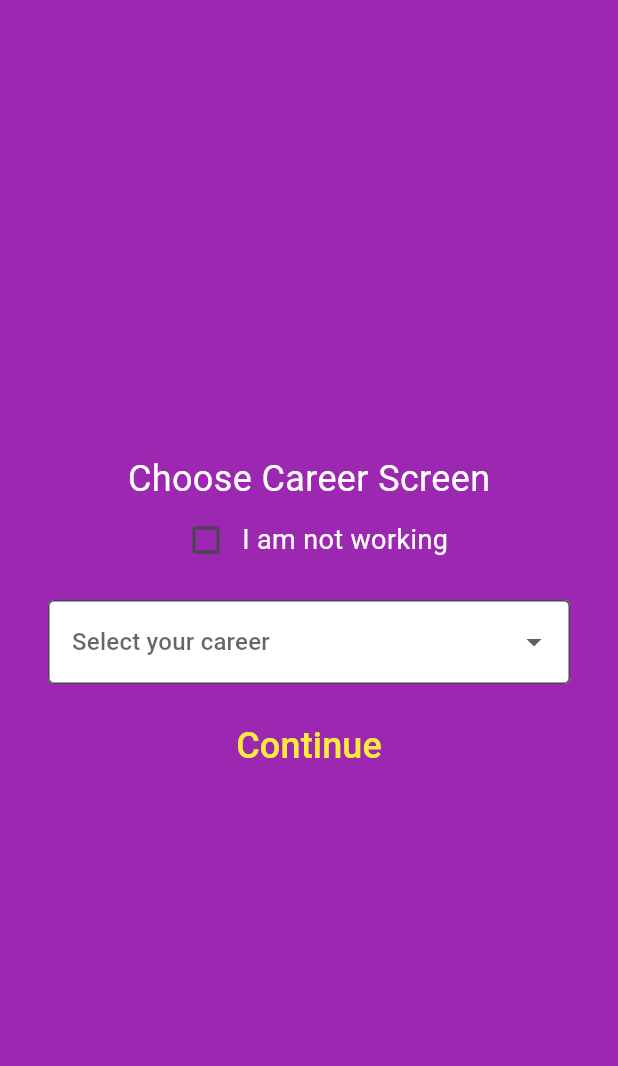
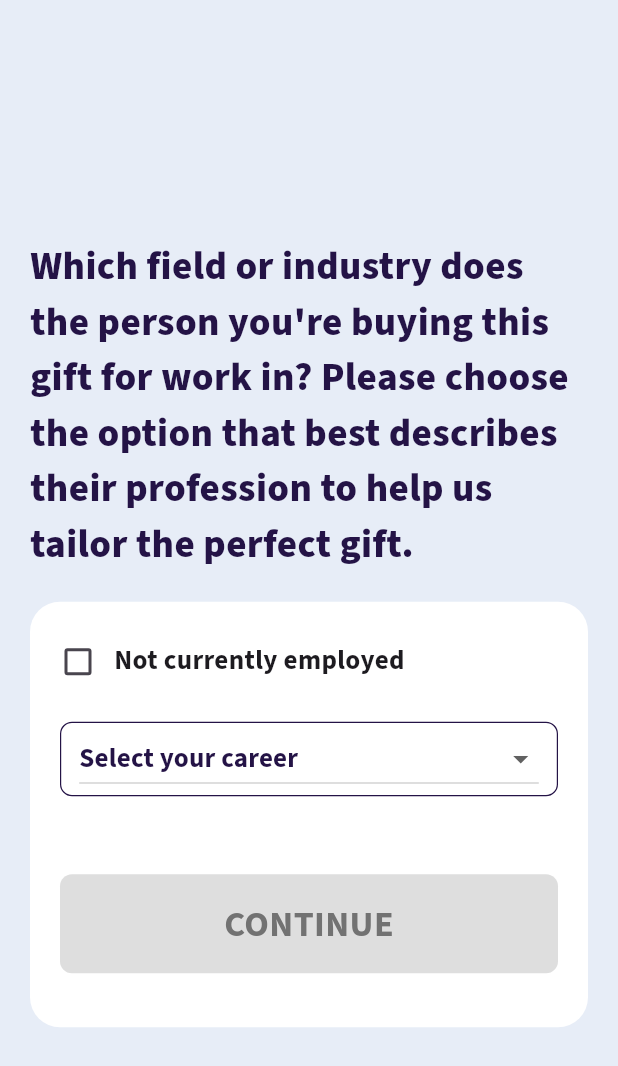
Before and after one commit to JPHP26/giftHunt-2.0, a Flutter app: the ChooseCareerScreen screen opened directly, on a phone screen of 412 x 824 dp. Shown: the top 1066 px of the screen. Run offline on Flutter 3.47's test engine with Material 3 defaults, Android fonts, the light colour scheme and no system bars; our stand-ins replace flutter_riverpod, lottie; missing offline and left inert: wheel_slider.

Commit message:
add ui for choose career screen

```diff
--- a/lib/question_career/choose_career_screen.dart
+++ b/lib/question_career/choose_career_screen.dart
@@ -14,23 +14,47 @@ class ChooseCareerScreen extends ConsumerWidget {
     final careerNotifier = ref.read(careerProvider.notifier);
     final notWorkingNotifier = ref.read(notWorkingProvider.notifier);
 
-    return Scaffold(
+    return Container(
+      color: const Color(0xffe7edf7),
+      child: SafeArea(
+        child: Scaffold(
           body: Container(
-        color: Colors.purple,
+            color: const Color(0xffe7edf7),
             width: double.infinity,
             height: MediaQuery.of(context).size.height,
             child: Center(
+              child: Column(mainAxisSize: MainAxisSize.min, children: [
+                const Padding(
+                  padding: EdgeInsets.all(20.0),
+                  child: Text(
+                    'Which field or industry does the person you\'re buying this gift for work in? Please choose the option that best describes their profession to help us tailor the perfect gift.',
+                    style: TextStyle(
+                        fontSize: 26,
+                        fontFamily: 'SourceSans3',
+                        fontWeight: FontWeight.w800,
+                        color: Color(0xff241346)),
+                  ),
+                ),
+                Container(
+                  margin: const EdgeInsets.symmetric(horizontal: 20),
+                  padding: const EdgeInsets.symmetric(vertical: 16, horizontal: 0),
+                  decoration: BoxDecoration(
+                    color: Colors.white,
+                    borderRadius: BorderRadius.circular(20),
+                  ),
+                  width: double.maxFinite,
                   child: Column(
                     mainAxisSize: MainAxisSize.min,
                     children: [
-              Text(
-                'Choose Career Screen',
-                style: TextStyle(color: Colors.white, fontSize: 24),
+                      Row(
+                        mainAxisAlignment: MainAxisAlignment.start,
+                        children: [
+                          const SizedBox(
+                            width: 8,
                           ),
-              Row(
-                mainAxisAlignment: MainAxisAlignment.center,
-                children: [
                           Checkbox(
+                            checkColor: Colors.white,
+                            activeColor: const Color(0xff5024a2),
                             value: isNotWorking,
                             onChanged: (value) {
                               notWorkingNotifier.update((state) => value ?? false);
@@ -39,18 +63,38 @@ class ChooseCareerScreen extends ConsumerWidget {
                               }
                             },
                           ),
-                  Text(
-                    'I am not working',
-                    style: TextStyle(color: Colors.white, fontSize: 18),
+                          const Text(
+                            'Not currently employed',
+                            style: TextStyle(
+                              fontSize: 18,
+                              fontFamily: 'SourceSans3',
+                              fontWeight: FontWeight.bold,
+                            ),
                           ),
                         ],
                       ),
                       if (!isNotWorking)
                         Padding(
-                  padding: const EdgeInsets.symmetric(vertical: 16.0, horizontal: 32.0),
-                  child: DropdownButtonFormField<String>(
+                          padding: const EdgeInsets.symmetric(vertical: 16.0, horizontal: 20.0),
+                          child: Container(
+                            padding: const EdgeInsets.symmetric(horizontal: 12.0),
+                            decoration: BoxDecoration(
+                              border: Border.all(color: const Color(0xff241346), width: 0.8),
+                              borderRadius: BorderRadius.circular(8.0),
+                              color: Colors.white,
+                            ),
+                            child: DropdownButton<String>(
+                              dropdownColor: const Color(0xFFe7e2f8),
                               value: career,
-                    hint: Text('Select your career'),
+                              hint: const Text(
+                                'Select your career',
+                                style: TextStyle(
+                                  color: Color(0xff241346),
+                                  fontSize: 18,
+                                  fontFamily: 'SourceSans3',
+                                  fontWeight: FontWeight.bold,
+                                ),
+                              ),
                               items: [
                                 'Information Technology (IT)',
                                 'Healthcare',
@@ -93,34 +137,75 @@ class ChooseCareerScreen extends ConsumerWidget {
                                 'Digital Media',
                                 'Environmental Science',
                                 'Others',
-                      'Not working'
                               ].map((career) {
                                 return DropdownMenuItem<String>(
                                   value: career,
-                        child: Text(career),
+                                  child: Text(
+                                    career,
+                                    style: const TextStyle(
+                                      color: Color(0xff241346),
+                                      fontSize: 18,
+                                      fontFamily: 'SourceSans3',
+                                      fontWeight: FontWeight.bold,
+                                    ),
+                                  ),
                                 );
                               }).toList(),
                               onChanged: (value) {
                                 careerNotifier.update((state) => value);
                               },
-                    decoration: InputDecoration(
-                      border: OutlineInputBorder(),
-                      fillColor: Colors.white,
-                      filled: true,
+                              isExpanded: true,
                             ),
                           ),
                         ),
-              TextButton(
-                onPressed: () {
+                      const SizedBox(
+                        height: 20,
+                      ),
+                      Container(
+                        margin: const EdgeInsets.only(bottom: 20.0, top: 16),
+                        child: InkWell(
+                          onTap: (career != null || isNotWorking != false)
+                              ? () {
                                   Navigator.of(context).pushReplacement(
                                     MaterialPageRoute(
-                      builder: (context) => QuestionOccasionScreen(),
+                                        builder: (context) => const QuestionOccasionScreen()),
+                                  );
+                                }
+                              : null,
+                          child: Container(
+                            margin: const EdgeInsets.symmetric(horizontal: 20),
+                            child: Container(
+                              decoration: BoxDecoration(
+                                color: (career != null || isNotWorking != false)
+                                    ? const Color(0xff75bd4b)
+                                    : const Color(0xFFDEDEDE),
+                                borderRadius: BorderRadius.circular(8),
                               ),
-                  );
-                },
-                child: Text('Continue', style: TextStyle(color: Colors.yellow, fontSize: 24)),
+                              width: double.maxFinite,
+                              child: Padding(
+                                padding: const EdgeInsets.symmetric(vertical: 16.0),
+                                child: Center(
+                                  child: Text(
+                                    'CONTINUE',
+                                    style: TextStyle(
+                                        fontSize: 24,
+                                        fontFamily: 'SourceSans3',
+                                        fontWeight: FontWeight.bold,
+                                        color: (career != null || isNotWorking != false)
+                                            ? Colors.white
+                                            : const Color(0xFF727272)),
+                                  ),
+                                ),
+                              ),
+                            ),
+                          ),
+                        ),
                       ),
                     ],
+                  ),
+                ),
+              ]),
+            ),
           ),
         ),
       ),
```
Lines whose indentation alone changed are shown as unchanged.
